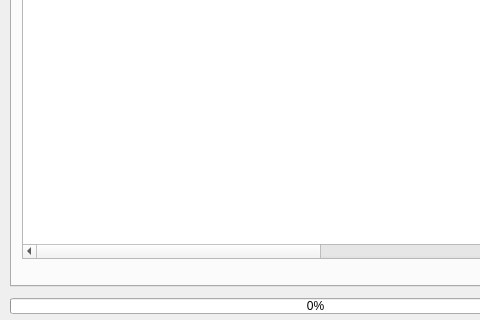
Before: the Qt Designer form view/PdfInsertDialog.ui in teamlm2/lm2_mgis, drawn with Qt 5; both pictures show x 0 to 480 and y 229 to 549 of the 726 by 549 pixel window.
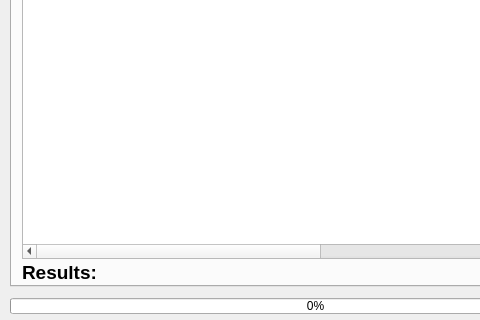
After: the same form once the commit is applied. Icons and pictures are not drawn.

The edit to the form file:
```diff
--- a/view/PdfInsertDialog.ui
+++ b/view/PdfInsertDialog.ui
@@ -504,6 +504,30 @@
       <string>Устгах</string>
      </property>
     </widget>
+    <widget class="QLabel" name="convert_results_label">
+     <property name="geometry">
+      <rect>
+       <x>10</x>
+       <y>460</y>
+       <width>131</width>
+       <height>20</height>
+      </rect>
+     </property>
+     <property name="font">
+      <font>
+       <family>Lucida Grande</family>
+       <pointsize>14</pointsize>
+       <weight>75</weight>
+       <bold>true</bold>
+      </font>
+     </property>
+     <property name="text">
+      <string>Results:</string>
+     </property>
+     <property name="alignment">
+      <set>Qt::AlignLeading|Qt::AlignLeft|Qt::AlignVCenter</set>
+     </property>
+    </widget>
    </widget>
   </widget>
   <widget class="QPushButton" name="close_button">
```
